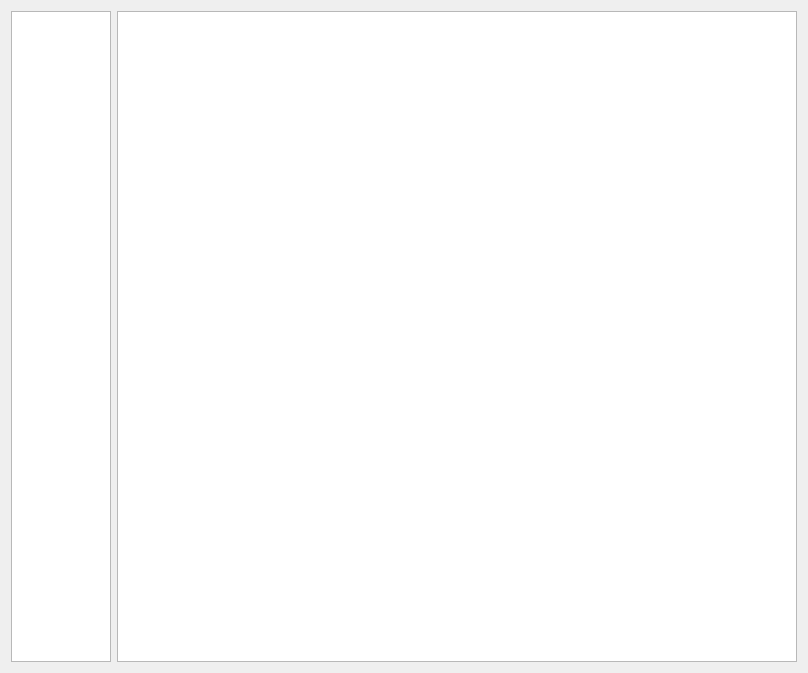
Qt form libs/datapackutils/widgets/packmanager.ui (FreeHealth/freehealth) before a commit.
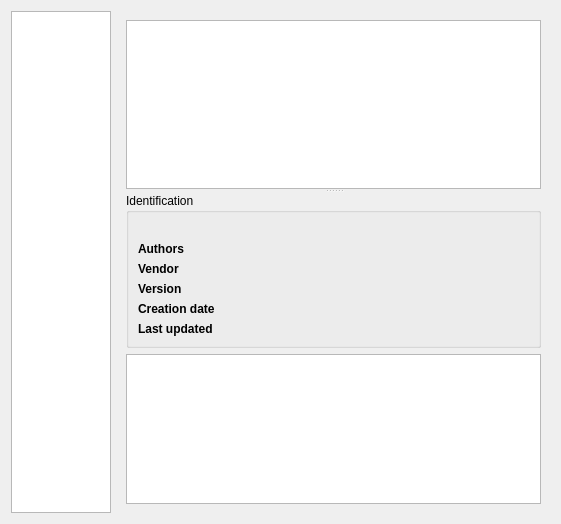
The same form after that commit. The open tabs and pages were chosen to show the change. Custom widgets are drawn as their Qt base class.

Commit message: DataPack: - serverEditor (model, view, pixmaps) - packmanager ui reworked

What changed in the file:
```diff
--- a/libs/datapackutils/widgets/packmanager.ui
+++ b/libs/datapackutils/widgets/packmanager.ui
@@ -6,15 +6,15 @@
    <rect>
     <x>0</x>
     <y>0</y>
-    <width>808</width>
-    <height>673</height>
+    <width>561</width>
+    <height>524</height>
    </rect>
   </property>
   <property name="windowTitle">
    <string>Form</string>
   </property>
   <layout class="QGridLayout" name="gridLayout">
-   <item row="0" column="0">
+   <item row="1" column="0">
     <widget class="CategoryListWidget" name="listWidgetMenu">
      <property name="sizePolicy">
       <sizepolicy hsizetype="Fixed" vsizetype="Expanding">
@@ -45,7 +45,7 @@
      </property>
     </widget>
    </item>
-   <item row="0" column="1">
+   <item row="1" column="1">
     <widget class="QStackedWidget" name="stackedWidget">
      <property name="sizePolicy">
       <sizepolicy hsizetype="Preferred" vsizetype="Preferred">
@@ -113,23 +113,193 @@
      </widget>
      <widget class="QWidget" name="pageServers">
       <layout class="QGridLayout" name="gridLayout_4">
-       <property name="margin">
-        <number>0</number>
-       </property>
        <item row="0" column="0">
         <layout class="QHBoxLayout" name="toolbarLayoutServers"/>
        </item>
        <item row="1" column="0">
-        <widget class="QListView" name="serverView">
-         <property name="iconSize">
-          <size>
-           <width>32</width>
-           <height>32</height>
-          </size>
+        <widget class="QSplitter" name="splitter_2">
+         <property name="orientation">
+          <enum>Qt::Vertical</enum>
          </property>
-         <property name="uniformItemSizes">
-          <bool>true</bool>
-         </property>
+         <widget class="QListView" name="serverView">
+          <property name="iconSize">
+           <size>
+            <width>32</width>
+            <height>32</height>
+           </size>
+          </property>
+          <property name="uniformItemSizes">
+           <bool>true</bool>
+          </property>
+         </widget>
+         <widget class="QWidget" name="widget" native="true">
+          <layout class="QGridLayout" name="gridLayout_5">
+           <property name="margin">
+            <number>0</number>
+           </property>
+           <item row="1" column="0">
+            <widget class="QTextBrowser" name="serverDescription"/>
+           </item>
+           <item row="0" column="0">
+            <widget class="QGroupBox" name="groupBox">
+             <property name="sizePolicy">
+              <sizepolicy hsizetype="Preferred" vsizetype="Minimum">
+               <horstretch>0</horstretch>
+               <verstretch>0</verstretch>
+              </sizepolicy>
+             </property>
+             <property name="title">
+              <string>Identification</string>
+             </property>
+             <layout class="QFormLayout" name="formLayout">
+              <property name="fieldGrowthPolicy">
+               <enum>QFormLayout::FieldsStayAtSizeHint</enum>
+              </property>
+              <item row="1" column="0">
+               <widget class="QLabel" name="serverAuthors_2">
+                <property name="font">
+                 <font>
+                  <weight>75</weight>
+                  <bold>true</bold>
+                 </font>
+                </property>
+                <property name="frameShape">
+                 <enum>QFrame::NoFrame</enum>
+                </property>
+                <property name="text">
+                 <string>Authors</string>
+                </property>
+               </widget>
+              </item>
+              <item row="1" column="1">
+               <widget class="QLabel" name="serverAuthors">
+                <property name="frameShape">
+                 <enum>QFrame::NoFrame</enum>
+                </property>
+                <property name="text">
+                 <string/>
+                </property>
+               </widget>
+              </item>
+              <item row="2" column="0">
+               <widget class="QLabel" name="serverVendor_2">
+                <property name="font">
+                 <font>
+                  <weight>75</weight>
+                  <bold>true</bold>
+                 </font>
+                </property>
+                <property name="frameShape">
+                 <enum>QFrame::NoFrame</enum>
+                </property>
+                <property name="text">
+                 <string>Vendor</string>
+                </property>
+               </widget>
+              </item>
+              <item row="2" column="1">
+               <widget class="QLabel" name="serverVendor">
+                <property name="frameShape">
+                 <enum>QFrame::NoFrame</enum>
+                </property>
+                <property name="text">
+                 <string/>
+                </property>
+               </widget>
+              </item>
+              <item row="3" column="0">
+               <widget class="QLabel" name="serverVersion_2">
+                <property name="font">
+                 <font>
+                  <weight>75</weight>
+                  <bold>true</bold>
+                 </font>
+                </property>
+                <property name="frameShape">
+                 <enum>QFrame::NoFrame</enum>
+                </property>
+                <property name="text">
+                 <string>Version</string>
+                </property>
+               </widget>
+              </item>
+              <item row="3" column="1">
+               <widget class="QLabel" name="serverVersion">
+                <property name="frameShape">
+                 <enum>QFrame::NoFrame</enum>
+                </property>
+                <property name="text">
+                 <string/>
+                </property>
+               </widget>
+              </item>
+              <item row="4" column="0">
+               <widget class="QLabel" name="serverCreationDate_2">
+                <property name="font">
+                 <font>
+                  <weight>75</weight>
+                  <bold>true</bold>
+                 </font>
+                </property>
+                <property name="frameShape">
+                 <enum>QFrame::NoFrame</enum>
+                </property>
+                <property name="text">
+                 <string>Creation date</string>
+                </property>
+               </widget>
+              </item>
+              <item row="4" column="1">
+               <widget class="QLabel" name="serverCreationDate">
+                <property name="frameShape">
+                 <enum>QFrame::NoFrame</enum>
+                </property>
+                <property name="text">
+                 <string/>
+                </property>
+               </widget>
+              </item>
+              <item row="0" column="0" colspan="2">
+               <widget class="QLabel" name="serverLabel">
+                <property name="font">
+                 <font>
+                  <weight>75</weight>
+                  <bold>true</bold>
+                 </font>
+                </property>
+                <property name="frameShape">
+                 <enum>QFrame::NoFrame</enum>
+                </property>
+                <property name="text">
+                 <string/>
+                </property>
+               </widget>
+              </item>
+              <item row="5" column="0">
+               <widget class="QLabel" name="lastUpdateDate_2">
+                <property name="font">
+                 <font>
+                  <weight>75</weight>
+                  <bold>true</bold>
+                 </font>
+                </property>
+                <property name="text">
+                 <string>Last updated</string>
+                </property>
+               </widget>
+              </item>
+              <item row="5" column="1">
+               <widget class="QLabel" name="lastUpdateDate">
+                <property name="text">
+                 <string/>
+                </property>
+               </widget>
+              </item>
+             </layout>
+            </widget>
+           </item>
+          </layout>
+         </widget>
         </widget>
        </item>
       </layout>
```
Left out of the diff: 6 changed lines with no effect on the pictures. The commit also changes 8 other files.
